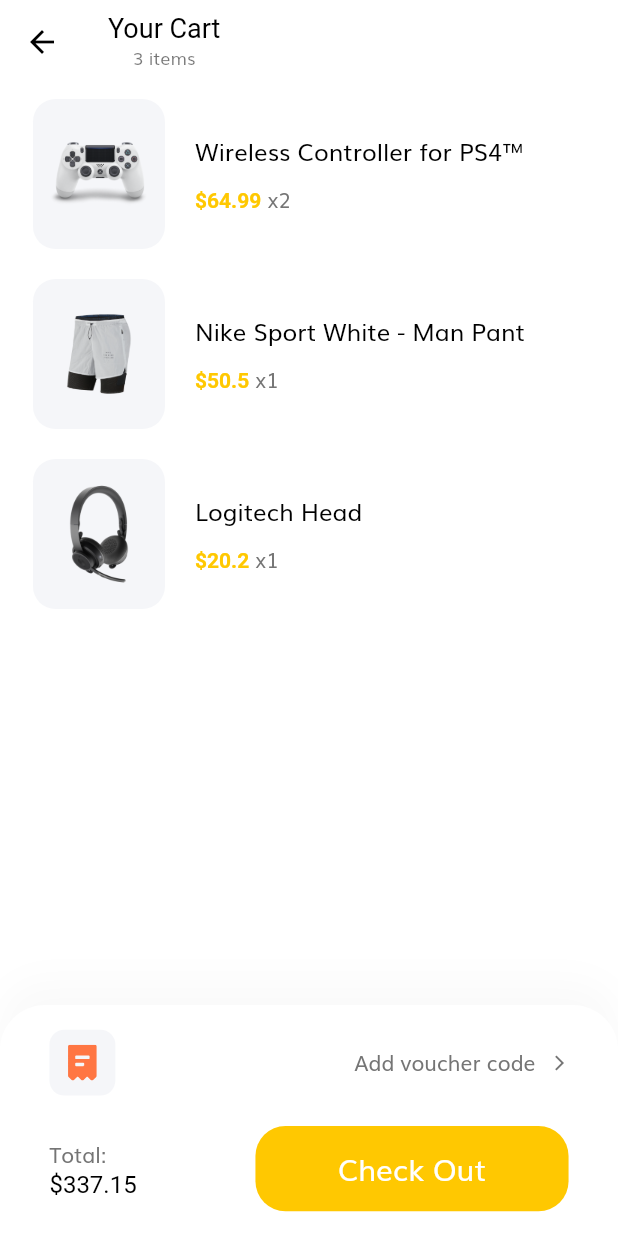
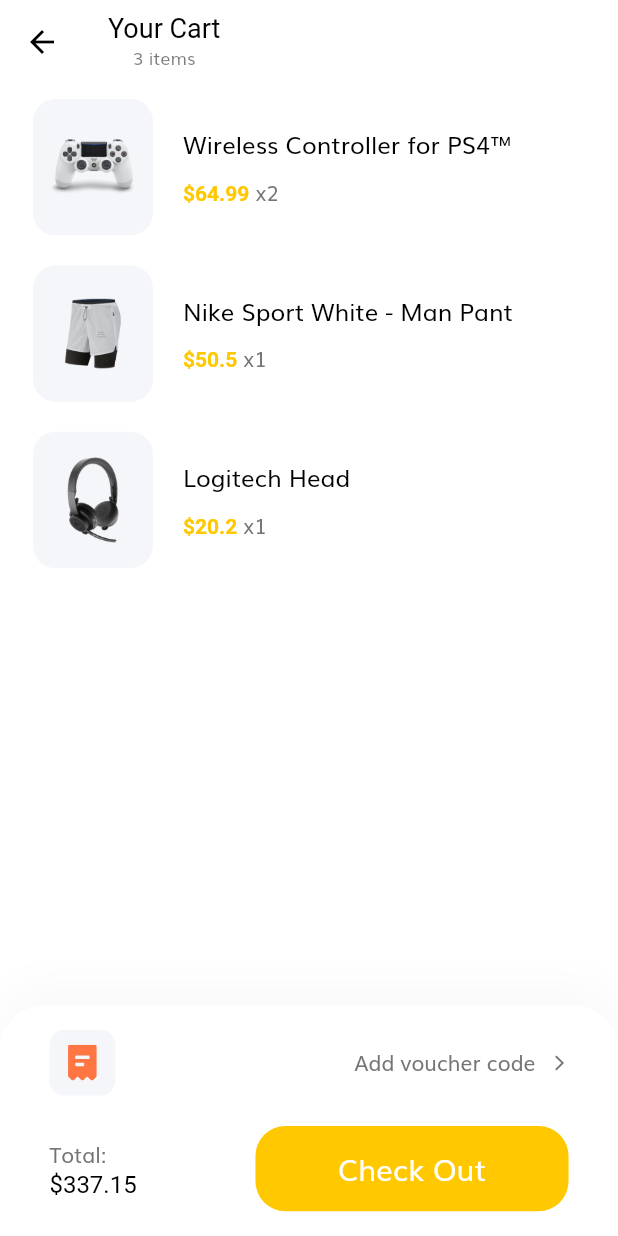
Before and after one commit to JayM2510/ShopUIfy, a Flutter app: the CartScreen screen opened by its route, on a phone screen of 412 x 824 dp. Run offline on Flutter 3.47's test engine with Material 2 defaults, Android fonts, the light colour scheme and no system bars; our stand-ins replace flutter_svg.

```diff
--- a/lib/screens/cart/components/cart_card.dart
+++ b/lib/screens/cart/components/cart_card.dart
@@ -17,7 +17,7 @@
     return Row(
       children: [
         SizedBox(
-          width: 88,
+          width: 80,
           child: AspectRatio(
             aspectRatio: 0.88,
             child: Container(
--- a/lib/screens/splash/components/splash_content.dart
+++ b/lib/screens/splash/components/splash_content.dart
@@ -1,6 +1,4 @@
 import 'package:flutter/material.dart';
-
-import '../../../constants.dart';
 import '../../../size_config.dart';
 
 class SplashContent extends StatelessWidget {
```
Also changed, not shown: assets/images/Image Popular Product 3.png (deleted), assets/images/apple-pay.png (deleted), assets/images/fedex-express.png (deleted), assets/images/google-pay.png (deleted), assets/images/mastercard-2.png (deleted), assets/images/shoes2.png (deleted), assets/images/tshirt.png (deleted), assets/images/visa.png (deleted).
